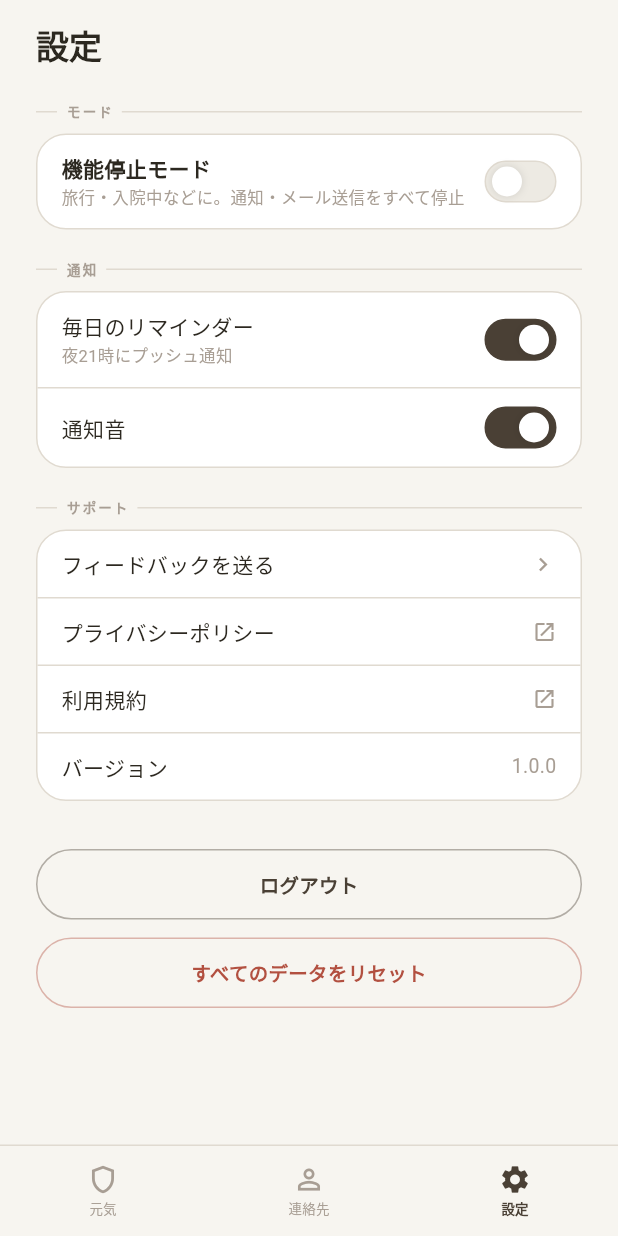
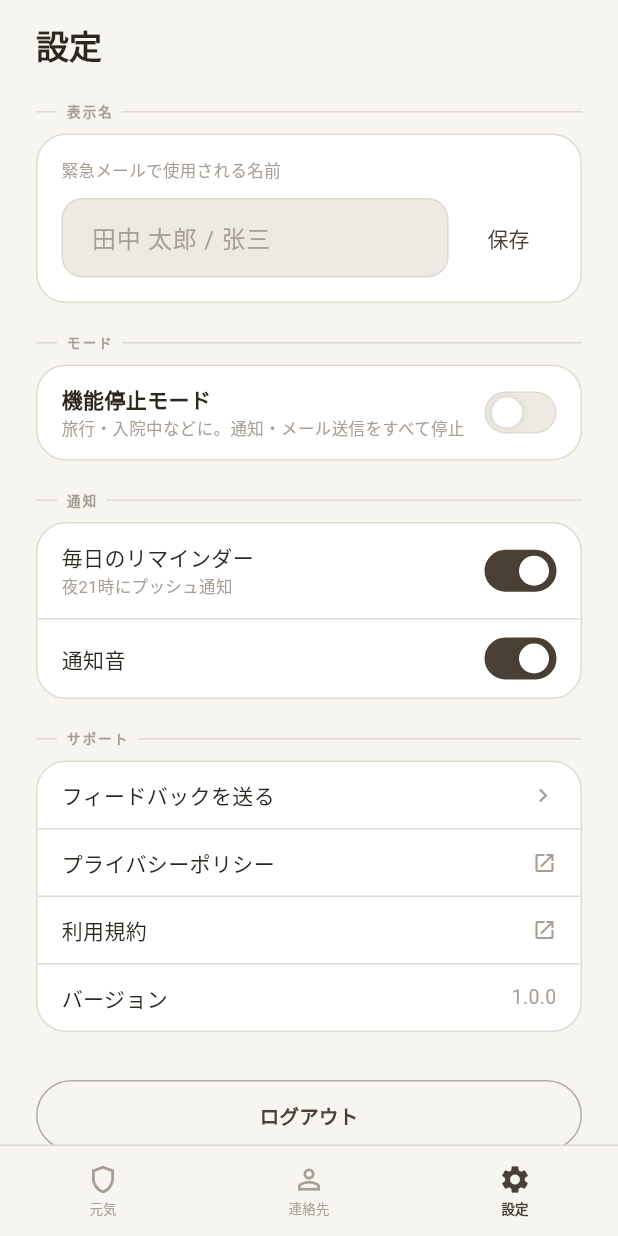
Before and after one commit to chenyl25123-blip/kyogen-app, a Flutter app: the screen it shows once a user with an empty profile is signed in, item 3 of the bottom bar chosen, on a phone screen of 412 x 824 dp. Run offline on Flutter 3.47's test engine with Material 3 defaults, Android fonts, the phone set to English and light mode, and no system bars; our stand-ins replace cloud_firestore, cloud_functions, firebase_auth, firebase_core, firebase_messaging, flutter_local_notifications and 2 more; accounts and stored records are empty.

Commit message:
fix: nickname input, sync confirm email, Chinese support, remove reset
- Settings: add displayName input field (used in emergency emails)
- Contact confirm email: changed from Firestore trigger to Callable
  (app now waits for result and shows correct success/failure message)
- Contact form: support Chinese/Japanese/English in name & relationship hints
- Settings: remove broken reset button

Co-Authored-By: Claude Sonnet 4.6 <noreply@anthropic.com>

```diff
--- a/lib/screens/contact_screen.dart
+++ b/lib/screens/contact_screen.dart
@@ -80,9 +80,18 @@ class _ContactScreenState extends State<ContactScreen> {
       await _contactService.saveContact(result);
       await _loadData();
       HapticFeedback.mediumImpact();
-      _showSnack(isNew
-          ? '保存しました。まもなく確認メールが届きます 📨'
-          : '保存しました ✓');
+      if (isNew) {
+        try {
+          await FirebaseFunctions.instanceFor(region: 'asia-northeast1')
+              .httpsCallable('sendContactConfirmEmail')
+              .call();
+          _showSnack('保存しました。確認メールを送信しました 📨');
+        } catch (_) {
+          _showSnack('保存しました（確認メールの送信に失敗しました）');
+        }
+      } else {
+        _showSnack('保存しました ✓');
+      }
     }
   }
 
@@ -556,9 +565,10 @@ class _ContactEditSheetState extends State<_ContactEditSheet> {
             const SectionLabel('お名前'),
             TextFormField(
               controller: _nameCtrl,
-              decoration: const InputDecoration(hintText: '例: 田中 花子'),
+              keyboardType: TextInputType.text,
+              decoration: const InputDecoration(hintText: '田中 花子 / 张三 / John'),
               validator: (v) => (v == null || v.trim().isEmpty)
-                  ? 'お名前を入力してください' : null,
+                  ? '名前を入力してください' : null,
             ),
             const SizedBox(height: 14),
 
@@ -578,7 +588,8 @@ class _ContactEditSheetState extends State<_ContactEditSheet> {
             const SectionLabel('続柄（任意）'),
             TextFormField(
               controller: _relCtrl,
-              decoration: const InputDecoration(hintText: '例: 母 / 友人 / 兄'),
+              keyboardType: TextInputType.text,
+              decoration: const InputDecoration(hintText: '母 / 友人 / 妈妈 / Friend'),
             ),
             const SizedBox(height: 24),
 
--- a/lib/screens/settings_screen.dart
+++ b/lib/screens/settings_screen.dart
@@ -18,6 +18,7 @@ class SettingsScreen extends StatefulWidget {
 class _SettingsScreenState extends State<SettingsScreen> {
   final _service    = CheckInService();
   final _authService = AuthService();
+  final _nameCtrl   = TextEditingController();
 
   String get _uid => FirebaseAuth.instance.currentUser!.uid;
 
@@ -25,11 +26,18 @@ class _SettingsScreenState extends State<SettingsScreen> {
   bool _reminder = true;
   bool _sound    = true;
   bool _loading  = true;
+  bool _savingName = false;
 
   @override
   void initState() {
     super.initState();
     _loadSettings();
+  }
+
+  @override
+  void dispose() {
+    _nameCtrl.dispose();
+    super.dispose();
   }
 
   Future<void> _loadSettings() async {
@@ -39,13 +47,31 @@ class _SettingsScreenState extends State<SettingsScreen> {
           .collection('users').doc(_uid).get()
           .timeout(const Duration(seconds: 8));
       if (mounted) {
+        final data = doc.data();
         setState(() {
-          _paused  = (doc.data()?['paused'] ?? false) as bool;
+          _paused  = (data?['paused'] ?? false) as bool;
           _loading = false;
         });
+        _nameCtrl.text = (data?['displayName'] ?? '') as String;
       }
     } catch (_) {
       if (mounted) setState(() => _loading = false);
+    }
+  }
+
+  Future<void> _saveName() async {
+    final name = _nameCtrl.text.trim();
+    if (name.isEmpty) return;
+    setState(() => _savingName = true);
+    try {
+      await FirebaseFirestore.instance
+          .collection('users').doc(_uid)
+          .update({'displayName': name});
+      if (mounted) _showSnack('名前を保存しました ✓');
+    } catch (_) {
+      if (mounted) _showSnack('保存に失敗しました');
+    } finally {
+      if (mounted) setState(() => _savingName = false);
     }
   }
 
@@ -105,42 +131,6 @@ class _SettingsScreenState extends State<SettingsScreen> {
     }
   }
 
-  Future<void> _confirmReset() async {
-    final confirmed = await showDialog<bool>(
-      context: context,
-      builder: (ctx) => AlertDialog(
-        backgroundColor: AppColors.bg2,
-        shape: RoundedRectangleBorder(borderRadius: BorderRadius.circular(20)),
-        title: const Text('リセットの確認',
-            style: TextStyle(color: AppColors.text)),
-        content: const Text(
-          'すべてのデータが削除されます。\nこの操作は取り消せません。',
-          style: TextStyle(color: AppColors.text2, height: 1.5),
-        ),
-        actions: [
-          TextButton(
-            onPressed: () => Navigator.pop(ctx, false),
-            child: const Text('キャンセル',
-                style: TextStyle(color: AppColors.text3)),
-          ),
-          TextButton(
-            onPressed: () => Navigator.pop(ctx, true),
-            child: const Text('リセット',
-                style: TextStyle(
-                  color: AppColors.terra, fontWeight: FontWeight.w700)),
-          ),
-        ],
-      ),
-    );
-
-    if (confirmed == true) {
-      await _service.resetAllData();
-      if (mounted) {
-        setState(() => _paused = false);
-        _showSnack('データをリセットしました');
-      }
-    }
-  }
 
   Future<void> _openUrl(String url) async {
     final uri = Uri.parse(url);
@@ -181,6 +171,48 @@ class _SettingsScreenState extends State<SettingsScreen> {
                   SliverPadding(
                     padding: const EdgeInsets.symmetric(horizontal: 24),
                     sliver: SliverList(delegate: SliverChildListDelegate([
+
+                      // ── 表示名 ────────────────────
+                      const SectionLabel('表示名', padding: EdgeInsets.only(bottom: 8)),
+                      AppCard(
+                        child: Column(
+                          crossAxisAlignment: CrossAxisAlignment.start,
+                          children: [
+                            const Text('緊急メールで使用される名前',
+                                style: TextStyle(fontSize: 11, color: AppColors.text3)),
+                            const SizedBox(height: 10),
+                            Row(
+                              children: [
+                                Expanded(
+                                  child: TextField(
+                                    controller: _nameCtrl,
+                                    keyboardType: TextInputType.text,
+                                    textInputAction: TextInputAction.done,
+                                    onSubmitted: (_) => _saveName(),
+                                    decoration: const InputDecoration(
+                                      hintText: '田中 太郎 / 张三',
+                                      isDense: true,
+                                    ),
+                                  ),
+                                ),
+                                const SizedBox(width: 8),
+                                TextButton(
+                                  onPressed: _savingName ? null : _saveName,
+                                  child: _savingName
+                                      ? const SizedBox(
+                                          width: 16, height: 16,
+                                          child: CircularProgressIndicator(
+                                            strokeWidth: 2, color: AppColors.slate),
+                                        )
+                                      : const Text('保存',
+                                          style: TextStyle(color: AppColors.slate)),
+                                ),
+                              ],
+                            ),
+                          ],
+                        ),
+                      ),
+                      const SizedBox(height: 20),
 
                       // ── 機能停止モード ─────────────
                       const SectionLabel('モード', padding: EdgeInsets.only(bottom: 8)),
@@ -363,30 +395,6 @@ class _SettingsScreenState extends State<SettingsScreen> {
                             child: Text('ログアウト',
                                 style: TextStyle(
                                   fontSize: 13, color: AppColors.slate,
-                                  fontWeight: FontWeight.w600,
-                                  letterSpacing: 0.2,
-                                )),
-                          ),
-                        ),
-                      ),
-                      const SizedBox(height: 12),
-
-                      // ── リセット（ゴーストピルボタン）──
-                      GestureDetector(
-                        behavior: HitTestBehavior.opaque,
-                        onTap: _confirmReset,
-                        child: Container(
-                          width: double.infinity,
-                          padding: const EdgeInsets.symmetric(vertical: 13),
-                          decoration: BoxDecoration(
-                            border: Border.all(
-                              color: AppColors.terra.withValues(alpha: 0.4)),
-                            borderRadius: BorderRadius.circular(999),
-                          ),
-                          child: const Center(
-                            child: Text('すべてのデータをリセット',
-                                style: TextStyle(
-                                  fontSize: 13, color: AppColors.terra,
                                   fontWeight: FontWeight.w600,
                                   letterSpacing: 0.2,
                                 )),
```
Also changed, not shown: 1 other file.
